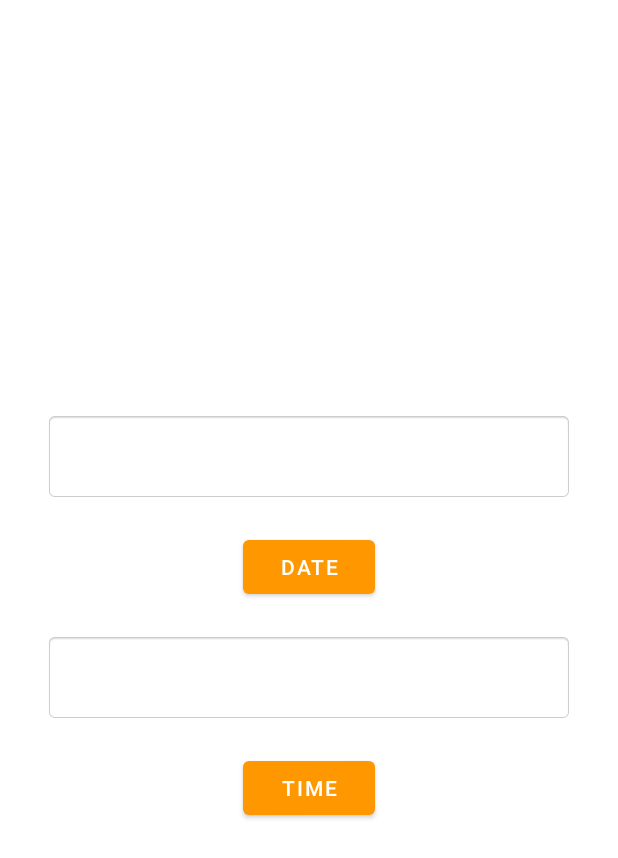
After one commit to AR1610/Aarti_AndroidTraining, an Android app: the layout activity_date_time.xml on its own in the app's theme, with its tools: preview values and no code run, on a phone screen of 412 x 824 dp. The commit adds this screen. Shown: the top 858 px of the screen. Run offline under Robolectric (Android 15) with nearby library versions, the phone set to English and light mode, and no system bars.

Commit message:
Date & Time Picker Dialog

```diff
--- a/app/src/main/AndroidManifest.xml
+++ b/app/src/main/AndroidManifest.xml
@@ -14,6 +14,9 @@
         android:roundIcon="@mipmap/ic_launcher_round"
         android:supportsRtl="true"
         android:theme="@style/Theme.MyAppgen7to8">
+        <activity
+            android:name=".DateTimeActivity"
+            android:exported="true" />
         <activity
             android:name=".AlertActivity"
             android:exported="true" />
--- a/app/src/main/java/com/myappgen7to8/SplashActivity.java
+++ b/app/src/main/java/com/myappgen7to8/SplashActivity.java
@@ -23,7 +23,7 @@ public class SplashActivity extends AppCompatActivity {
             @Override
             public void run() {
 
-                Intent i = new Intent(SplashActivity.this,AlertActivity.class);
+                Intent i = new Intent(SplashActivity.this,DateTimeActivity.class);
                 startActivity(i);
                 finish();
             }
--- /dev/null
+++ b/app/src/main/res/layout/activity_date_time.xml
@@ -0,0 +1,47 @@
+<?xml version="1.0" encoding="utf-8"?>
+<LinearLayout xmlns:android="http://schemas.android.com/apk/res/android"
+    xmlns:app="http://schemas.android.com/apk/res-auto"
+    xmlns:tools="http://schemas.android.com/tools"
+    android:layout_width="match_parent"
+    android:layout_height="match_parent"
+    tools:context=".DateTimeActivity"
+    android:orientation="vertical"
+    android:padding="30dp"
+    android:gravity="center">
+    <!--
+    <DatePicker
+        android:layout_width="match_parent"
+        android:layout_height="wrap_content"/>-->
+
+    <TextView
+        android:layout_width="match_parent"
+        android:layout_height="wrap_content"
+        android:id="@+id/tv_date"
+        android:background="@android:drawable/editbox_background"
+        android:padding="20dp"/>
+
+    <Button
+        android:layout_width="wrap_content"
+        android:layout_height="wrap_content"
+        android:id="@+id/btn_date"
+        android:text="Date"
+        android:layout_marginTop="20dp"/>
+
+
+
+    <TextView
+        android:layout_width="match_parent"
+        android:layout_height="wrap_content"
+        android:id="@+id/tv_time"
+        android:layout_marginTop="20dp"
+        android:background="@android:drawable/editbox_background"
+        android:padding="20dp"/>
+
+    <Button
+        android:layout_width="wrap_content"
+        android:layout_height="wrap_content"
+        android:id="@+id/btn_time"
+        android:text="Time"
+        android:layout_marginTop="20dp"/>
+
+</LinearLayout>
```
Also changed, not shown: app/src/main/java/com/myappgen7to8/DateTimeActivity.java (added, +77 -0 lines).
